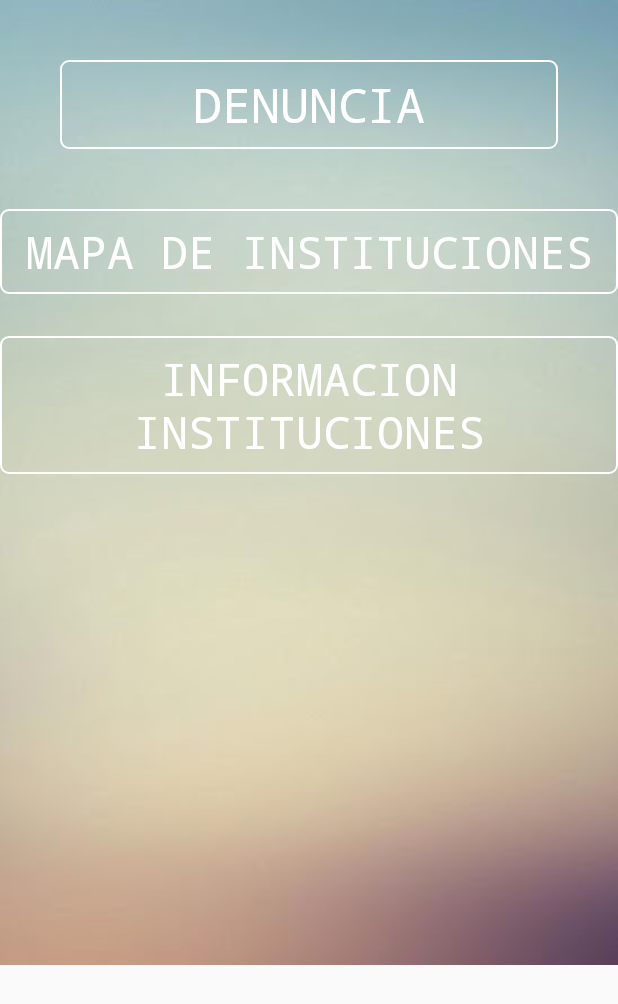
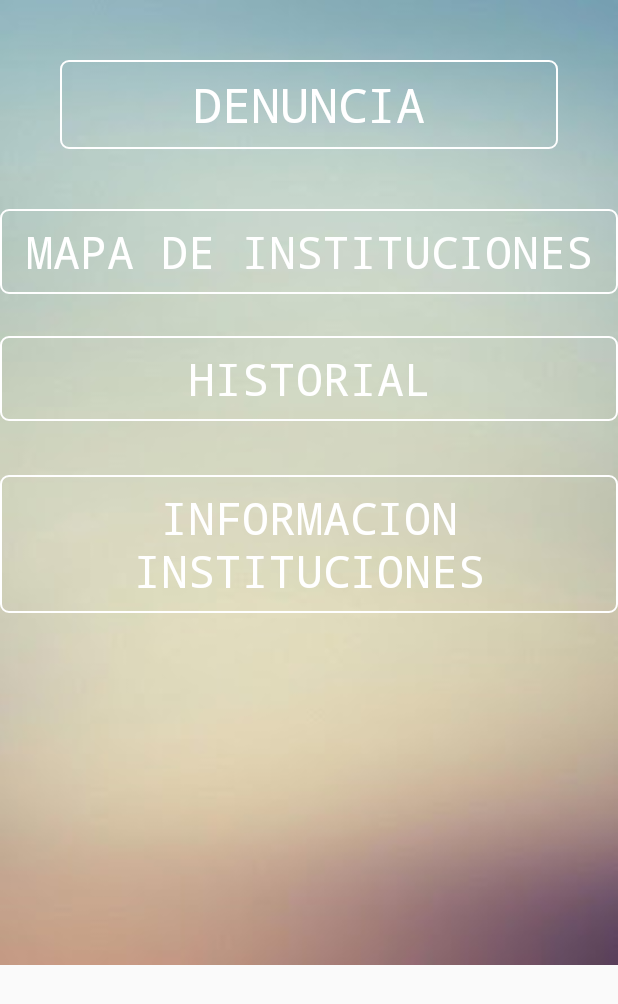
Before and after one commit to dannidanna/warmi, an Android app: the MainActivity screen opened directly, with no data from a screen before it, on a phone screen of 412 x 824 dp. Shown: the top 1004 px of the screen. Run offline under Robolectric (Android 15) with nearby library versions, the phone set to English and light mode, and no system bars.

Commit message:
Historial

```diff
--- a/Warmi/app/src/main/java/app/warmi/rodriguez/danny/warmi/MainActivity.java
+++ b/Warmi/app/src/main/java/app/warmi/rodriguez/danny/warmi/MainActivity.java
@@ -11,6 +11,7 @@ public class MainActivity extends AppCompatActivity implements View.OnClickListe
     Button btnDenuncia;
     Button btnInstMaps;
     Button btnInstInfo;
+    Button btnHistorial;
 
     @Override
     protected void onCreate(Bundle savedInstanceState) {
@@ -23,6 +24,8 @@ public class MainActivity extends AppCompatActivity implements View.OnClickListe
         btnInstMaps.setOnClickListener(this);
         btnInstInfo = (Button) findViewById(R.id.btnInstInfo);
         btnInstInfo.setOnClickListener(this);
+        btnHistorial = (Button) findViewById(R.id.btnHistorial);
+        btnHistorial.setOnClickListener(this);
 
     }
 
@@ -41,6 +44,10 @@ public class MainActivity extends AppCompatActivity implements View.OnClickListe
                 Intent intent2 = new Intent(MainActivity.this, InstInfoActivity.class);
                 startActivity(intent2);
                 break;
+            case R.id.btnHistorial:
+                Intent intent3 = new Intent(MainActivity.this, HistorialActivity.class);
+                startActivity(intent3);
+                break;
         }
     }
 }
--- a/Warmi/app/src/main/res/layout/activity_main.xml
+++ b/Warmi/app/src/main/res/layout/activity_main.xml
@@ -47,16 +47,34 @@
             style="@style/miEstilo"
             android:layout_width="wrap_content"
             android:layout_height="wrap_content"
+            android:layout_marginTop="36dp"
+            android:background="@drawable/borde"
+            android:text="INFORMACION INSTITUCIONES"
+            android:textColor="@android:color/background_light"
+            android:textSize="30sp"
+            tools:layout_editor_absoluteX="135dp"
+            tools:layout_editor_absoluteY="139dp"
+            android:layout_below="@+id/btnHistorial"
+            android:layout_alignParentLeft="true"
+            android:layout_alignParentStart="true" />
+
+        <Button
+            android:id="@+id/btnHistorial"
+            style="@style/miEstilo"
+            android:layout_width="wrap_content"
+            android:layout_height="wrap_content"
             android:layout_alignParentLeft="true"
             android:layout_alignParentStart="true"
             android:layout_below="@+id/btnInstMaps"
             android:layout_marginTop="28dp"
             android:background="@drawable/borde"
-            android:text="INFORMACION INSTITUCIONES"
+            android:text="Historial"
             android:textColor="@android:color/background_light"
             android:textSize="30sp"
             tools:layout_editor_absoluteX="135dp"
-            tools:layout_editor_absoluteY="139dp" />
+            tools:layout_editor_absoluteY="139dp"
+            android:layout_alignParentRight="true"
+            android:layout_alignParentEnd="true" />
 
     </RelativeLayout>
 
```
Also changed, not shown: Warmi/app/src/main/AndroidManifest.xml (+5 -2 lines), Warmi/app/src/main/java/app/warmi/rodriguez/danny/warmi/HistorialActivity.java (added, +30 -0 lines), Warmi/app/src/main/res/layout/activity_historial.xml (added, +49 -0 lines).
